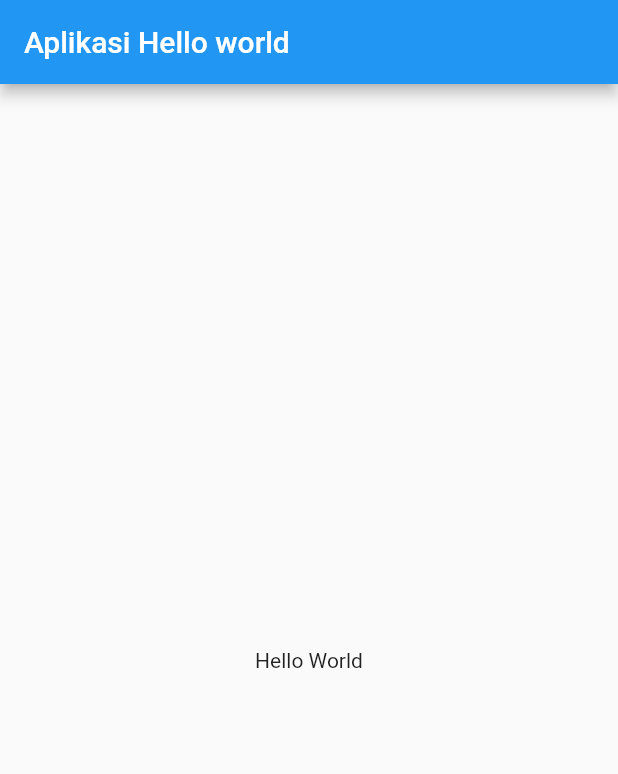
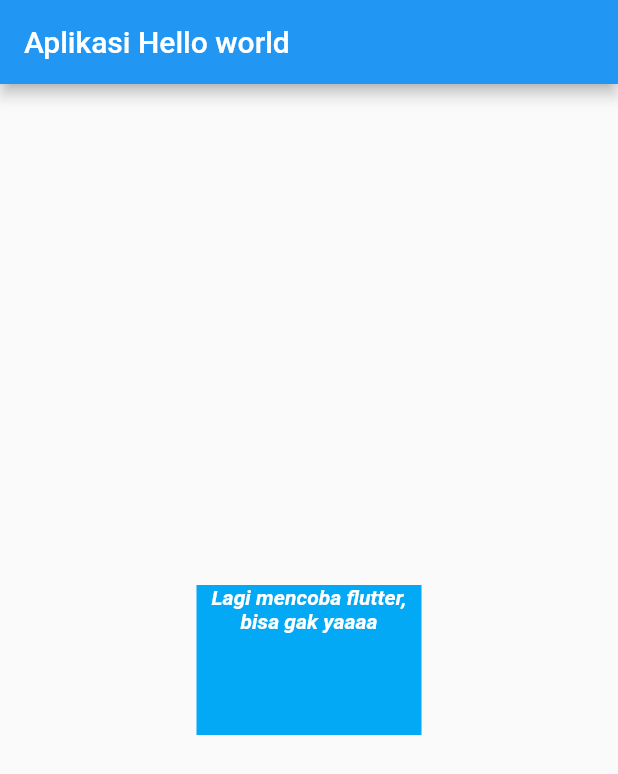
Before and after one commit to gzeinnumer/flutter_fundamental_yt, a Flutter app: the screen it shows after launch, on a phone screen of 412 x 824 dp. Shown: the top 774 px of the screen. Run offline on Flutter 3.47's test engine with Material 2 defaults, Android fonts, the phone set to English and light mode, and no system bars.

Commit message:
Material -> Scaffold -> Center -> Container -> Text -> TextStyle

```diff
--- a/lib/main.dart
+++ b/lib/main.dart
@@ -11,7 +11,23 @@ class MyApp extends StatelessWidget {
           title: Text("Aplikasi Hello world"),
         ),
         body: Center(
-            child: Text("Hello World")
+            child: Container(
+              color: Colors.lightBlue,
+              width: 150,
+              height: 100,
+              child: Text(
+                "Lagi mencoba flutter, bisa gak yaaaa",
+                textAlign: TextAlign.center,
+                overflow: TextOverflow.ellipsis,
+                maxLines: 3,
+                softWrap: true,
+                style: TextStyle(
+                  color: Colors.white,
+                  fontStyle: FontStyle.italic,
+                  fontWeight: FontWeight.bold
+                ),
+              ),
+            )
         ),
       ),
     );
```
